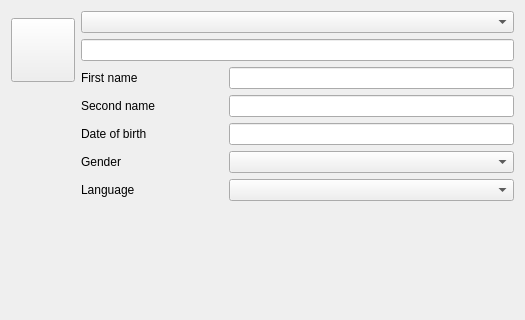
Old version of the form plugins/identityplugin/identityeditorwidget.ui in the repository FreeHealth/freehealth; both pictures show x 0 to 525 and y 0 to 320 of the 525 by 478 pixel window.
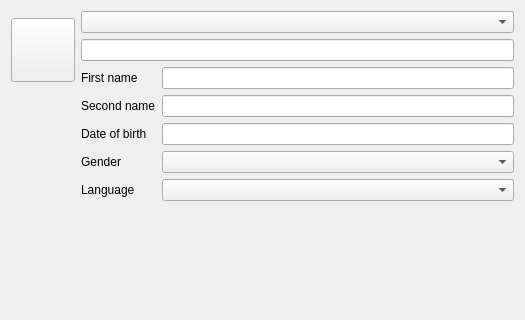
New version of the form. Custom widgets are drawn as their Qt base class.

Diff of the .ui file:
```diff
--- a/plugins/identityplugin/identityeditorwidget.ui
+++ b/plugins/identityplugin/identityeditorwidget.ui
@@ -75,7 +75,7 @@
      <item row="3" column="1">
       <widget class="QLabel" name="secondNameLabel">
        <property name="sizePolicy">
-        <sizepolicy hsizetype="Preferred" vsizetype="Fixed">
+        <sizepolicy hsizetype="Fixed" vsizetype="Fixed">
          <horstretch>0</horstretch>
          <verstretch>0</verstretch>
         </sizepolicy>
@@ -136,6 +136,12 @@
      </item>
      <item row="5" column="1">
       <widget class="QLabel" name="label">
+       <property name="sizePolicy">
+        <sizepolicy hsizetype="Fixed" vsizetype="Preferred">
+         <horstretch>0</horstretch>
+         <verstretch>0</verstretch>
+        </sizepolicy>
+       </property>
        <property name="text">
         <string>Gender</string>
        </property>
@@ -154,7 +160,7 @@
      <item row="2" column="1">
       <widget class="QLabel" name="firstnameLabel">
        <property name="sizePolicy">
-        <sizepolicy hsizetype="Preferred" vsizetype="Fixed">
+        <sizepolicy hsizetype="Fixed" vsizetype="Fixed">
          <horstretch>0</horstretch>
          <verstretch>0</verstretch>
         </sizepolicy>
@@ -202,7 +208,7 @@
      <item row="6" column="1">
       <widget class="QLabel" name="languageLabel">
        <property name="sizePolicy">
-        <sizepolicy hsizetype="Preferred" vsizetype="Fixed">
+        <sizepolicy hsizetype="Fixed" vsizetype="Fixed">
          <horstretch>0</horstretch>
          <verstretch>0</verstretch>
         </sizepolicy>
@@ -221,7 +227,7 @@
      <item row="4" column="1">
       <widget class="QLabel" name="dobLabel">
        <property name="sizePolicy">
-        <sizepolicy hsizetype="Preferred" vsizetype="Fixed">
+        <sizepolicy hsizetype="Fixed" vsizetype="Fixed">
          <horstretch>0</horstretch>
          <verstretch>0</verstretch>
         </sizepolicy>
```
